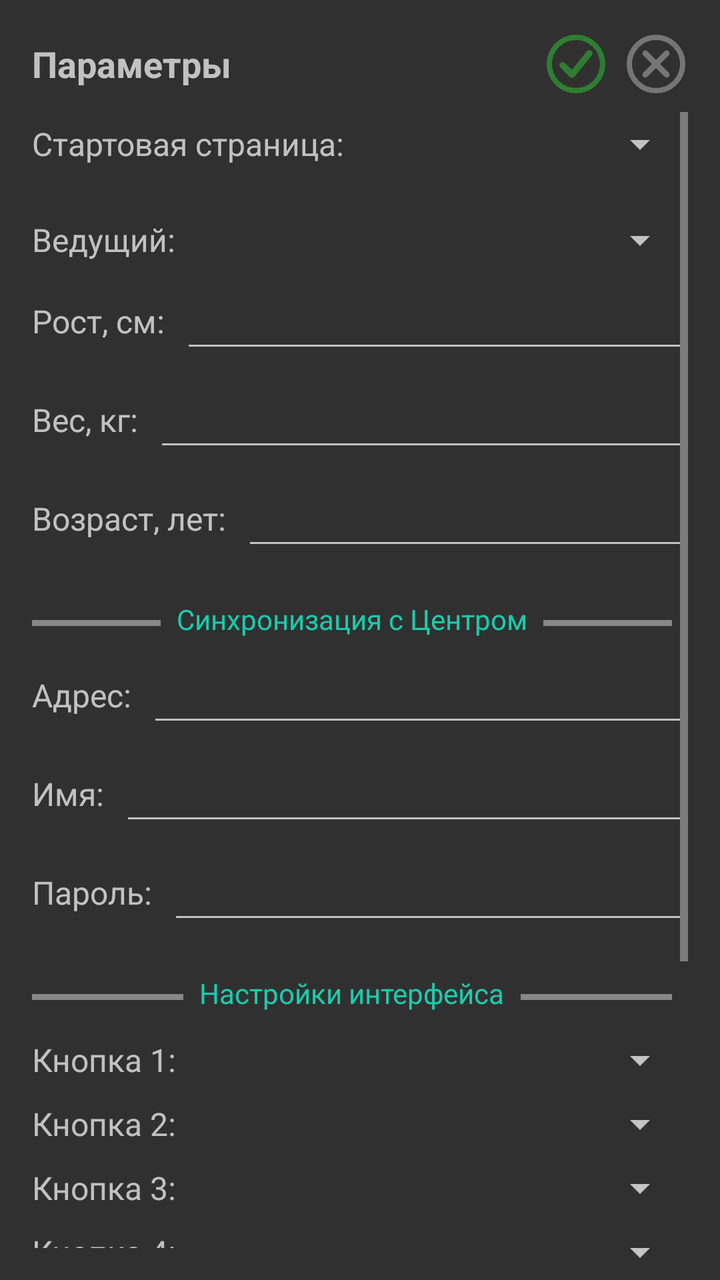
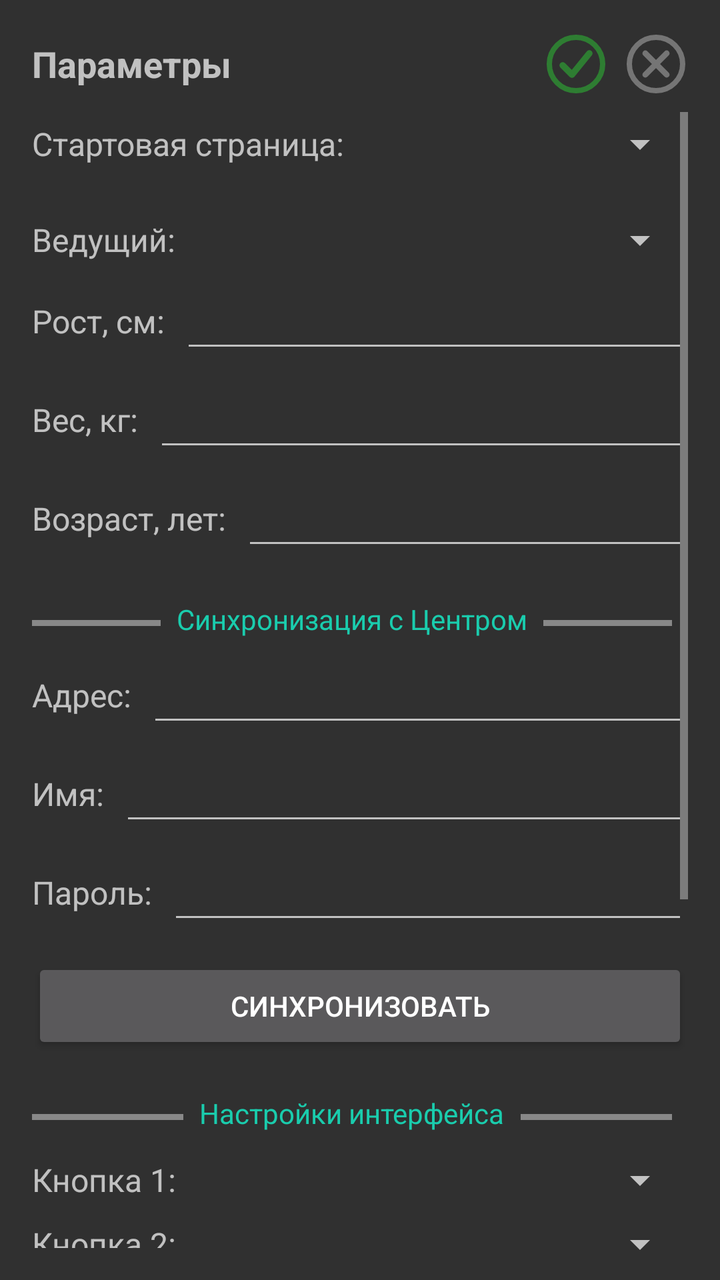

Before-and-after screenshots of an Android layout around one commit, followed by the original layout XML and the change that was made.
<!-- AndroidManifest.xml: application theme Theme.AppCompat -->
<!-- res/layout/activity_params.xml -->
<?xml version="1.0" encoding="utf-8"?>
<LinearLayout xmlns:android="http://schemas.android.com/apk/res/android"
    android:layout_width="match_parent"
    android:layout_height="match_parent"
    android:orientation="vertical"
    android:padding="16dp">

    
    <LinearLayout
        android:layout_width="match_parent"
        android:layout_height="wrap_content"
        android:orientation="horizontal">

        <TextView
            android:layout_width="wrap_content"
            android:layout_height="wrap_content"
            android:layout_weight="1"
            android:text="Параметры"
            android:textSize="18sp"
            android:textStyle="bold"
            android:layout_gravity="center_vertical"
            android:layout_marginEnd="8dp" />

        <ImageButton
            android:id="@+id/btnOK"
            android:layout_width="32dp"
            android:layout_height="32dp"
            android:src="@drawable/ic_ok_green"
            android:background="?attr/selectableItemBackgroundBorderless"
            android:contentDescription="OK"
            android:layout_gravity="center_vertical"
            android:layout_marginEnd="8dp" />

        <ImageButton
            android:id="@+id/btnCancel"
            android:layout_width="32dp"
            android:layout_height="32dp"
            android:src="@drawable/ic_cancel_gray"
            android:background="?attr/selectableItemBackgroundBorderless"
            android:contentDescription="Cancel"
            android:layout_gravity="center_vertical" />
    </LinearLayout>

    
    <ScrollView
        android:layout_width="match_parent"
        android:layout_height="match_parent"
        android:layout_marginTop="8dp">

        <LinearLayout
            android:layout_width="match_parent"
            android:layout_height="wrap_content"
            android:orientation="vertical">

    
    <LinearLayout
        android:layout_width="match_parent"
        android:layout_height="wrap_content"
        android:orientation="horizontal"
        android:layout_marginTop="4dp"
        android:layout_marginBottom="8dp">

        <TextView
            android:layout_width="wrap_content"
            android:layout_height="wrap_content"
            android:text="Стартовая страница:"
            android:textSize="16sp"
            android:layout_gravity="center_vertical"
            android:layout_marginEnd="8dp" />

        <Spinner
            android:id="@+id/spinnerStartPage"
            android:layout_width="match_parent"
            android:layout_height="wrap_content"
            android:layout_gravity="center_vertical" />
    </LinearLayout>

    
    <LinearLayout
        android:layout_width="match_parent"
        android:layout_height="wrap_content"
        android:orientation="horizontal"
        android:layout_marginTop="16dp"
        android:layout_marginBottom="8dp">

        <TextView
            android:layout_width="wrap_content"
            android:layout_height="wrap_content"
            android:text="Ведущий:"
            android:textSize="16sp"
            android:layout_gravity="center_vertical"
            android:layout_marginEnd="8dp" />

        <Spinner
            android:id="@+id/spinnerVedushii"
            android:layout_width="match_parent"
            android:layout_height="wrap_content"
            android:layout_gravity="center_vertical" />
    </LinearLayout>

    
    
    <LinearLayout
        android:layout_width="match_parent"
        android:layout_height="wrap_content"
        android:orientation="horizontal"
        android:layout_marginBottom="8dp">

        <TextView
            android:layout_width="wrap_content"
            android:layout_height="wrap_content"
            android:text="Рост, см:"
            android:textSize="16sp"
            android:layout_gravity="center_vertical"
            android:layout_marginEnd="8dp" />

        <EditText
            android:id="@+id/editTextHeight"
            android:layout_width="match_parent"
            android:layout_height="wrap_content"
            android:inputType="number"
            android:layout_gravity="center_vertical" />
    </LinearLayout>

    
    <LinearLayout
        android:layout_width="match_parent"
        android:layout_height="wrap_content"
        android:orientation="horizontal"
        android:layout_marginBottom="8dp">

        <TextView
            android:layout_width="wrap_content"
            android:layout_height="wrap_content"
            android:text="Вес, кг:"
            android:textSize="16sp"
            android:layout_gravity="center_vertical"
            android:layout_marginEnd="8dp" />

        <EditText
            android:id="@+id/editTextWeight"
            android:layout_width="match_parent"
            android:layout_height="wrap_content"
            android:inputType="number"
            android:layout_gravity="center_vertical" />
    </LinearLayout>

    
    <LinearLayout
        android:layout_width="match_parent"
        android:layout_height="wrap_content"
        android:orientation="horizontal"
        android:layout_marginBottom="8dp">

        <TextView
            android:layout_width="wrap_content"
            android:layout_height="wrap_content"
            android:text="Возраст, лет:"
            android:textSize="16sp"
            android:layout_gravity="center_vertical"
            android:layout_marginEnd="8dp" />

        <EditText
            android:id="@+id/editTextAge"
            android:layout_width="match_parent"
            android:layout_height="wrap_content"
            android:inputType="number"
            android:layout_gravity="center_vertical" />
    </LinearLayout>

    
    <LinearLayout
        android:layout_width="match_parent"
        android:layout_height="wrap_content"
        android:orientation="horizontal"
        android:layout_marginTop="12dp"
        android:layout_marginBottom="8dp">

        <View
            android:layout_width="0dp"
            android:layout_height="3dp"
            android:layout_weight="1"
            android:layout_marginTop="10dp"
            android:foreground="#1ACCAD"
            android:background="#FF888888" />

        <TextView
            android:layout_width="wrap_content"
            android:layout_height="wrap_content"
            android:textColor="#1ACCAD"
            android:text="Синхронизация с Центром"
            android:textSize="14sp"
            android:layout_gravity="center_vertical"
            android:layout_marginStart="8dp"
            android:layout_marginEnd="8dp" />

        <View
            android:layout_width="0dp"
            android:layout_height="3dp"
            android:layout_marginTop="10dp"
            android:layout_marginEnd="8dp"
            android:layout_weight="1"
            android:foreground="#1ACCAD"
            android:background="#FF888888" />
    </LinearLayout>

    
    <LinearLayout
        android:layout_width="match_parent"
        android:layout_height="wrap_content"
        android:orientation="horizontal"
        android:layout_marginBottom="8dp">

        <TextView
            android:layout_width="wrap_content"
            android:layout_height="wrap_content"
            android:text="Адрес:"
            android:textSize="16sp"
            android:layout_gravity="center_vertical"
            android:layout_marginEnd="8dp" />

        <EditText
            android:id="@+id/editTextAddress"
            android:layout_width="match_parent"
            android:layout_height="wrap_content"
            android:inputType="text"
            android:layout_gravity="center_vertical" />
    </LinearLayout>

    
    <LinearLayout
        android:layout_width="match_parent"
        android:layout_height="wrap_content"
        android:orientation="horizontal"
        android:layout_marginBottom="8dp">

        <TextView
            android:layout_width="wrap_content"
            android:layout_height="wrap_content"
            android:text="Имя:"
            android:textSize="16sp"
            android:layout_gravity="center_vertical"
            android:layout_marginEnd="8dp" />

        <EditText
            android:id="@+id/editTextName"
            android:layout_width="match_parent"
            android:layout_height="wrap_content"
            android:inputType="text"
            android:layout_gravity="center_vertical" />
    </LinearLayout>

    
    <LinearLayout
        android:layout_width="match_parent"
        android:layout_height="wrap_content"
        android:orientation="horizontal"
        android:layout_marginBottom="8dp">

        <TextView
            android:layout_width="wrap_content"
            android:layout_height="wrap_content"
            android:text="Пароль:"
            android:textSize="16sp"
            android:layout_gravity="center_vertical"
            android:layout_marginEnd="8dp" />

        <EditText
            android:id="@+id/editTextPassword"
            android:layout_width="match_parent"
            android:layout_height="wrap_content"
            android:inputType="textPassword"
            android:layout_gravity="center_vertical" />
    </LinearLayout>

    
    <LinearLayout
        android:layout_width="match_parent"
        android:layout_height="wrap_content"
        android:orientation="horizontal"
        android:layout_marginTop="12dp"
        android:layout_marginBottom="8dp">

        <View
            android:layout_width="0dp"
            android:layout_height="3dp"
            android:layout_marginTop="10dp"
            android:layout_weight="1"
            android:foreground="#1ACCAD"
            android:background="#FF888888" />

        <TextView
            android:layout_width="wrap_content"
            android:layout_height="wrap_content"
            android:textColor="#1ACCAD"
            android:text="Настройки интерфейса"
            android:textSize="14sp"
            android:layout_gravity="center_vertical"
            android:layout_marginStart="8dp"
            android:layout_marginEnd="8dp" />

        <View
            android:layout_width="0dp"
            android:layout_height="3dp"
            android:layout_marginTop="10dp"
            android:layout_marginEnd="8dp"
            android:layout_weight="1"
            android:foreground="#1ACCAD"
            android:background="#FF888888" />
    </LinearLayout>

    
    <LinearLayout
        android:layout_width="match_parent"
        android:layout_height="wrap_content"
        android:orientation="horizontal"
        android:layout_marginTop="4dp"
        android:layout_marginBottom="8dp">

        <TextView
            android:layout_width="wrap_content"
            android:layout_height="wrap_content"
            android:text="Кнопка 1:"
            android:textSize="16sp"
            android:layout_gravity="center_vertical"
            android:layout_marginEnd="8dp" />

        <Spinner
            android:id="@+id/spinnerButton1"
            android:layout_width="match_parent"
            android:layout_height="wrap_content"
            android:layout_gravity="center_vertical" />
    </LinearLayout>

    <LinearLayout
        android:layout_width="match_parent"
        android:layout_height="wrap_content"
        android:orientation="horizontal"
        android:layout_marginBottom="8dp">

        <TextView
            android:layout_width="wrap_content"
            android:layout_height="wrap_content"
            android:text="Кнопка 2:"
            android:textSize="16sp"
            android:layout_gravity="center_vertical"
            android:layout_marginEnd="8dp" />

        <Spinner
            android:id="@+id/spinnerButton2"
            android:layout_width="match_parent"
            android:layout_height="wrap_content"
            android:layout_gravity="center_vertical" />
    </LinearLayout>

    <LinearLayout
        android:layout_width="match_parent"
        android:layout_height="wrap_content"
        android:orientation="horizontal"
        android:layout_marginBottom="8dp">

        <TextView
            android:layout_width="wrap_content"
            android:layout_height="wrap_content"
            android:text="Кнопка 3:"
            android:textSize="16sp"
            android:layout_gravity="center_vertical"
            android:layout_marginEnd="8dp" />

        <Spinner
            android:id="@+id/spinnerButton3"
            android:layout_width="match_parent"
            android:layout_height="wrap_content"
            android:layout_gravity="center_vertical" />
    </LinearLayout>

    <LinearLayout
        android:layout_width="match_parent"
        android:layout_height="wrap_content"
        android:orientation="horizontal"
        android:layout_marginBottom="8dp">

        <TextView
            android:layout_width="wrap_content"
            android:layout_height="wrap_content"
            android:text="Кнопка 4:"
            android:textSize="16sp"
            android:layout_gravity="center_vertical"
            android:layout_marginEnd="8dp" />

        <Spinner
            android:id="@+id/spinnerButton4"
            android:layout_width="match_parent"
            android:layout_height="wrap_content"
            android:layout_gravity="center_vertical" />
    </LinearLayout>

    <LinearLayout
        android:layout_width="match_parent"
        android:layout_height="wrap_content"
        android:orientation="horizontal"
        android:layout_marginBottom="8dp">

        <TextView
            android:layout_width="wrap_content"
            android:layout_height="wrap_content"
            android:text="Кнопка 5:"
            android:textSize="16sp"
            android:layout_gravity="center_vertical"
            android:layout_marginEnd="8dp" />

        <Spinner
            android:id="@+id/spinnerButton5"
            android:layout_width="match_parent"
            android:layout_height="wrap_content"
            android:layout_gravity="center_vertical" />
    </LinearLayout>

    
    <LinearLayout
        android:layout_width="match_parent"
        android:layout_height="wrap_content"
        android:orientation="horizontal"
        android:layout_marginTop="12dp"
        android:layout_marginBottom="8dp">

        <View
            android:layout_width="0dp"
            android:layout_height="3dp"
            android:layout_marginTop="10dp"
            android:layout_weight="1"
            android:foreground="#1ACCAD"
            android:background="#FF888888" />

        <TextView
            android:layout_width="wrap_content"
            android:layout_height="wrap_content"
            android:textColor="#1ACCAD"
            android:text="Локальное хранилище"
            android:textSize="14sp"
            android:layout_gravity="center_vertical"
            android:layout_marginStart="8dp"
            android:layout_marginEnd="8dp" />

        <View
            android:layout_width="0dp"
            android:layout_height="3dp"
            android:layout_marginTop="10dp"
            android:layout_marginEnd="8dp"
            android:layout_weight="1"
            android:foreground="#1ACCAD"
            android:background="#FF888888" />
    </LinearLayout>

    
    <LinearLayout
        android:layout_width="match_parent"
        android:layout_height="wrap_content"
        android:orientation="horizontal"
        android:layout_marginBottom="8dp">

        <TextView
            android:layout_width="wrap_content"
            android:layout_height="wrap_content"
            android:text="Папка вложений:"
            android:textSize="16sp"
            android:layout_gravity="center_vertical"
            android:layout_marginEnd="8dp" />

        <EditText
            android:id="@+id/editTextAttachFolder"
            android:layout_width="match_parent"
            android:layout_height="wrap_content"
            android:inputType="text"
            android:layout_gravity="center_vertical" />
    </LinearLayout>

    
    <LinearLayout
        android:layout_width="match_parent"
        android:layout_height="wrap_content"
        android:orientation="horizontal"
        android:layout_marginBottom="8dp">

        <TextView
            android:layout_width="wrap_content"
            android:layout_height="wrap_content"
            android:text="База данных:"
            android:textSize="16sp"
            android:layout_gravity="center_vertical"
            android:layout_marginEnd="8dp" />

        <EditText
            android:id="@+id/editTextDBName"
            android:layout_width="match_parent"
            android:layout_height="wrap_content"
            android:inputType="text"
            android:layout_gravity="center_vertical" />
    </LinearLayout>

        </LinearLayout>
    </ScrollView>

</LinearLayout>
<!-- resources referenced by this layout -->
<resources>
  <!-- drawable ic_cancel_gray (drawable) -->
  <?xml version="1.0" encoding="utf-8"?>
  <vector xmlns:android="http://schemas.android.com/apk/res/android"
      android:width="32dp"
      android:height="32dp"
      android:viewportWidth="24"
      android:viewportHeight="24">
      <path
          android:fillColor="#00000000"
          android:strokeColor="#757575"
          android:strokeWidth="2"
          android:pathData="M12,2a10,10 0 1,0 0,20a10,10 0 1,0 0,-20" />
      <path
          android:fillColor="#00000000"
          android:strokeColor="#757575"
          android:strokeWidth="2.2"
          android:strokeLineCap="round"
          android:pathData="M8,8 L16,16" />
      <path
          android:fillColor="#00000000"
          android:strokeColor="#757575"
          android:strokeWidth="2.2"
          android:strokeLineCap="round"
          android:pathData="M16,8 L8,16" />
  </vector>
  <!-- drawable ic_ok_green (drawable) -->
  <?xml version="1.0" encoding="utf-8"?>
  <vector xmlns:android="http://schemas.android.com/apk/res/android"
      android:width="32dp"
      android:height="32dp"
      android:viewportWidth="24"
      android:viewportHeight="24">
      <path
          android:fillColor="#00000000"
          android:strokeColor="#2E7D32"
          android:strokeWidth="2"
          android:pathData="M12,2a10,10 0 1,0 0,20a10,10 0 1,0 0,-20" />
      <path
          android:fillColor="#00000000"
          android:strokeColor="#2E7D32"
          android:strokeWidth="2.4"
          android:strokeLineCap="round"
          android:strokeLineJoin="round"
          android:pathData="M7,12.5 L10.5,16 L17,8" />
  </vector>
  <style name="Theme.AppCompat" parent="Base.Theme.AppCompat" />
  <style name="Base.Theme.AppCompat" parent="Theme.Material3.DayNight">
          
          
      </style>
</resources>

<!-- the commit's change to res/layout/activity_params.xml (unified diff, before → after) -->
@@ -274,6 +274,15 @@
     </LinearLayout>
 
     
+    <Button
+        android:id="@+id/btnSync"
+        android:layout_width="match_parent"
+        android:layout_height="wrap_content"
+        android:layout_marginTop="4dp"
+        android:layout_marginBottom="8dp"
+        android:text="Синхронизовать" />
+
+    
     <LinearLayout
         android:layout_width="match_parent"
         android:layout_height="wrap_content"
